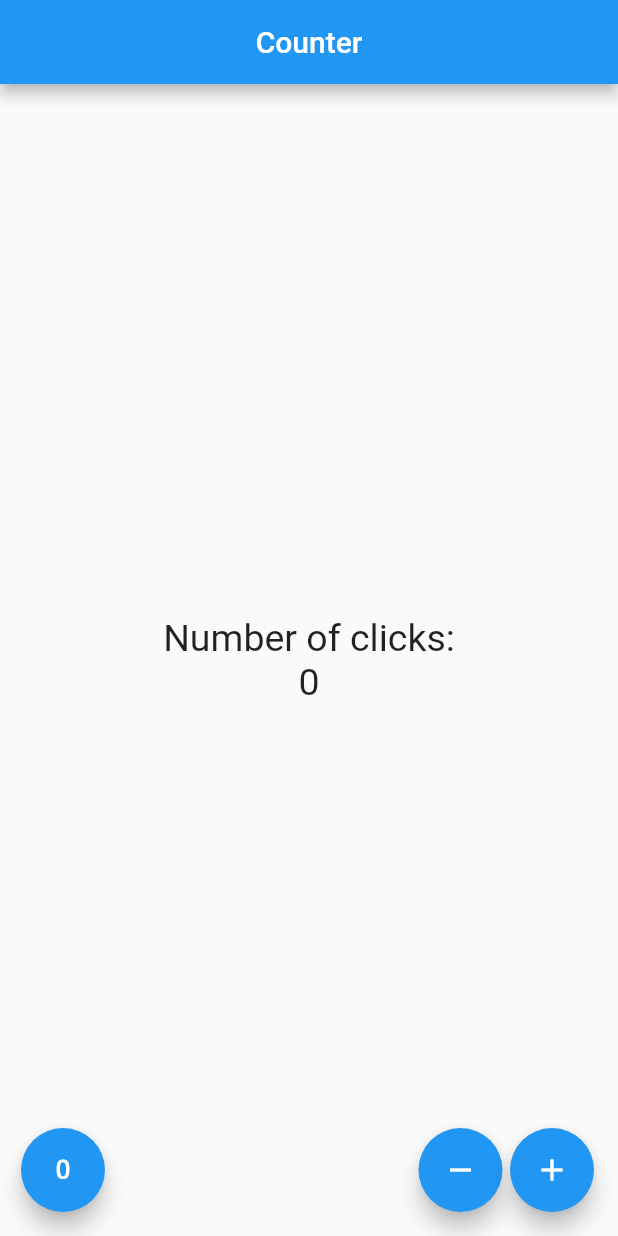
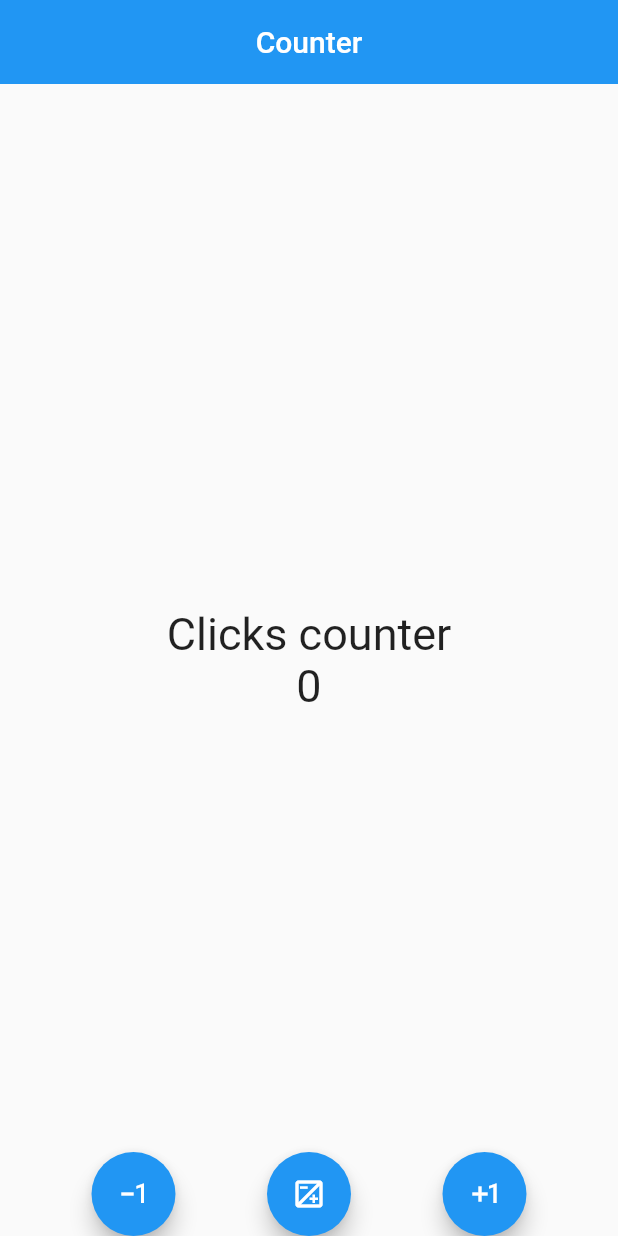
Before and after one commit to dtlucho/flutter_counter, a Flutter app: the CounterScreen screen opened directly, on a phone screen of 412 x 824 dp. Run offline on Flutter 3.47's test engine with Material 2 defaults, Android fonts, the phone set to English and light mode, and no system bars; missing offline and left inert: flutter_counter; statements that could not run were skipped.

```diff
--- a/lib/src/screens/contador_screen.dart
+++ b/lib/src/screens/contador_screen.dart
@@ -4,75 +4,83 @@ class CounterScreen extends StatefulWidget {
   const CounterScreen({Key? key}) : super(key: key);
 
   @override
-  _CounterScreenState createState() => _CounterScreenState();
+  State<CounterScreen> createState() => _CounterScreenState();
 }
 
 class _CounterScreenState extends State<CounterScreen> {
-  final TextStyle _textStyle = const TextStyle(fontSize: 25.0);
-  int _count = 0;
+  int _counter = 0;
+
+  void increase() {
+    setState(() => _counter++);
+  }
+
+  void decrease() {
+    setState(() => _counter--);
+  }
+
+  void reset() {
+    setState(() => _counter = 0);
+  }
 
   @override
   Widget build(BuildContext context) {
+    const TextStyle _style = TextStyle(fontSize: 30);
+
     return Scaffold(
       appBar: AppBar(
-        title: const Text('Counter'),
+        title: const Text("Counter"),
         centerTitle: true,
+        elevation: 0.0,
       ),
       body: Center(
         child: Column(
           mainAxisAlignment: MainAxisAlignment.center,
           children: <Widget>[
-            Text(
-              'Number of clicks:',
-              style: _textStyle,
-            ),
-            Text(
-              '$_count',
-              style: _textStyle,
-            ),
+            const Text("Clicks counter", style: _style),
+            Text("$_counter", style: _style),
           ],
         ),
       ),
-      floatingActionButton: _createButtons(),
+      floatingActionButtonLocation: FloatingActionButtonLocation.centerDocked,
+      floatingActionButton: CustomFloatingActions(
+        increaseFunction: increase,
+        decreaseFunction: decrease,
+        resetFunction: reset,
+      ),
     );
   }
+}
 
-  Widget _createButtons() {
+class CustomFloatingActions extends StatelessWidget {
+  const CustomFloatingActions({
+    Key? key,
+    required this.increaseFunction,
+    required this.decreaseFunction,
+    required this.resetFunction,
+  }) : super(key: key);
+
+  final Function increaseFunction;
+  final Function decreaseFunction;
+  final Function resetFunction;
+
+  @override
+  Widget build(BuildContext context) {
     return Row(
-      mainAxisAlignment: MainAxisAlignment.end,
+      mainAxisAlignment: MainAxisAlignment.spaceEvenly,
       children: [
-        const SizedBox(
-          width: 30.0,
+        FloatingActionButton(
+          child: const Icon(Icons.exposure_minus_1_outlined),
+          onPressed: () => decreaseFunction(),
         ),
         FloatingActionButton(
-          child: const Icon(Icons.exposure_zero),
-          onPressed: _reset,
-        ),
-        const Expanded(child: SizedBox()),
-        FloatingActionButton(
-          child: const Icon(Icons.remove),
-          onPressed: _substract,
-        ),
-        const SizedBox(
-          width: 5.0,
+          child: const Icon(Icons.exposure_outlined),
+          onPressed: () => resetFunction(),
         ),
         FloatingActionButton(
-          child: const Icon(Icons.add),
-          onPressed: _add,
+          child: const Icon(Icons.exposure_plus_1_outlined),
+          onPressed: () => increaseFunction(),
         ),
       ],
     );
   }
-
-  void _add() {
-    setState(() => _count++);
-  }
-
-  void _substract() {
-    setState(() => _count--);
-  }
-
-  void _reset() {
-    setState(() => _count = 0);
-  }
 }
```
